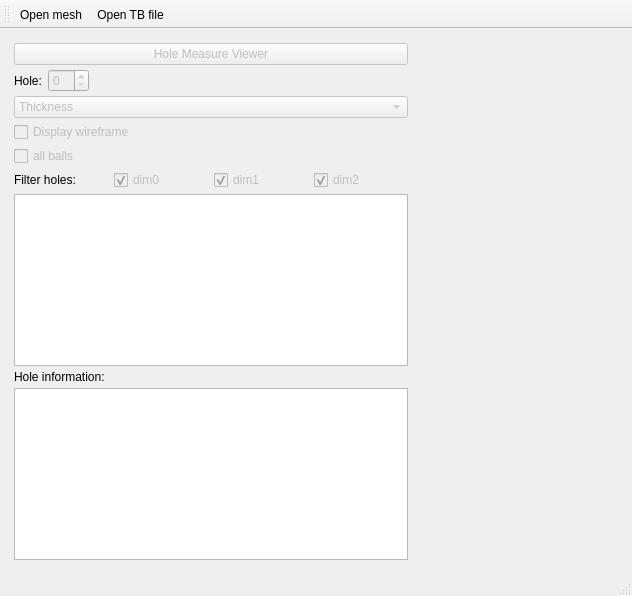
This is tools/gui/mainwindow.ui in Yann-Situ/Hole-Measures as Qt 5 draws it before an edit. The edited form follows.
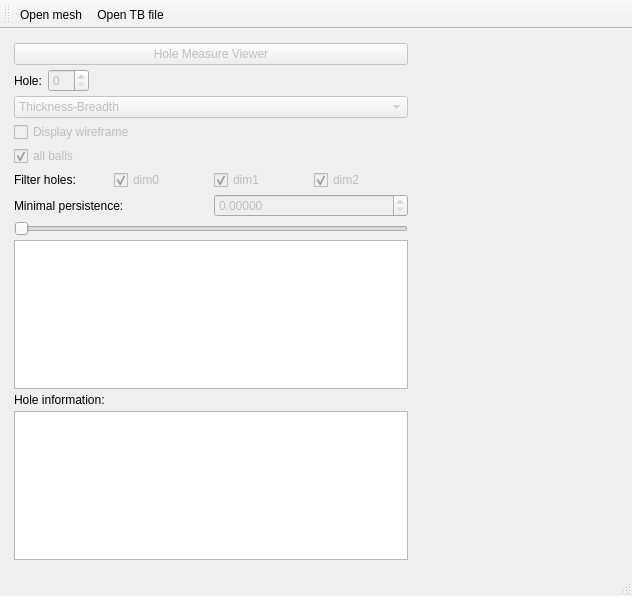
This is the edited form. Custom widgets are drawn as their Qt base class.

Commit message: [UPD] add persistence filter

Patch:
```diff
--- a/tools/gui/mainwindow.ui
+++ b/tools/gui/mainwindow.ui
@@ -97,6 +97,12 @@
          <property name="mouseTracking">
           <bool>false</bool>
          </property>
+         <property name="editable">
+          <bool>false</bool>
+         </property>
+         <property name="currentIndex">
+          <number>2</number>
+         </property>
          <item>
           <property name="text">
            <string>Thickness</string>
@@ -132,6 +138,9 @@
          <property name="text">
           <string>all balls</string>
          </property>
+         <property name="checked">
+          <bool>true</bool>
+         </property>
         </widget>
        </item>
        <item>
@@ -187,6 +196,37 @@
          </item>
         </layout>
        </item>
+       <item>
+        <layout class="QHBoxLayout" name="horizontalLayout_3">
+         <item>
+          <widget class="QLabel" name="label_minimal_persistence">
+           <property name="text">
+            <string>Minimal persistence:</string>
+           </property>
+          </widget>
+         </item>
+         <item>
+          <widget class="QDoubleSpinBox" name="spinbox_min_persistence">
+           <property name="enabled">
+            <bool>false</bool>
+           </property>
+           <property name="decimals">
+            <number>5</number>
+           </property>
+          </widget>
+         </item>
+        </layout>
+       </item>
+       <item>
+        <widget class="QSlider" name="slider_min_persistence">
+         <property name="enabled">
+          <bool>false</bool>
+         </property>
+         <property name="orientation">
+          <enum>Qt::Horizontal</enum>
+         </property>
+        </widget>
+       </item>
        <item>
         <widget class="ChartView" name="chartView_diagram">
          <property name="toolTip">
```
The commit also changes 3 other files.
